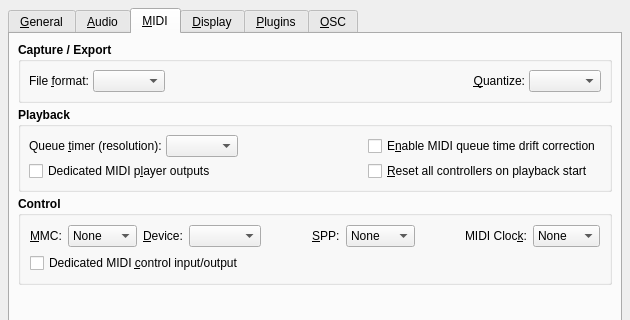
First picture: the form in src/qtractorOptionsForm.ui, repository rncbc/qtractor, before the edit; both pictures show x 0 to 630 and y 0 to 320 of the 630 by 546 pixel window.
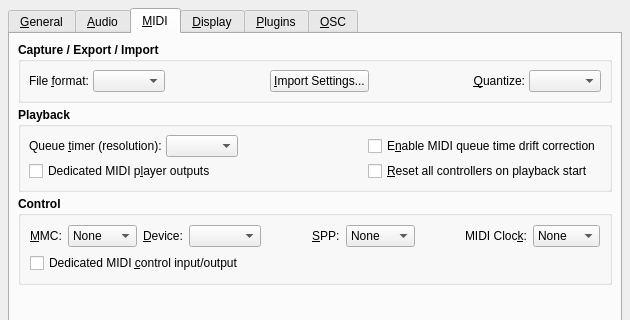
Second picture: the form after the edit. The open tabs and pages were chosen to show the change. Icons and pictures are not drawn. Custom widgets are drawn as their Qt base class.

Patch:
```diff
--- a/src/qtractorOptionsForm.ui
+++ b/src/qtractorOptionsForm.ui
@@ -1810,7 +1810,7 @@
           </font>
          </property>
          <property name="title">
-          <string>Capture / Export</string>
+          <string>Capture / Export / Import</string>
          </property>
          <property name="flat">
           <bool>true</bool>
@@ -1859,6 +1859,38 @@
            </spacer>
           </item>
           <item row="0" column="4">
+           <widget class="QPushButton" name="MidiImportPushButton">
+            <property name="font">
+             <font>
+              <weight>50</weight>
+              <bold>false</bold>
+             </font>
+            </property>
+            <property name="toolTip">
+             <string>Change defaults for MIDI import</string>
+            </property>
+            <property name="text">
+             <string>&amp;Import Settings...</string>
+            </property>
+            <property name="autoDefault">
+             <bool>false</bool>
+            </property>
+           </widget>
+          </item>
+          <item row="0" column="5">
+           <spacer>
+            <property name="orientation">
+             <enum>Qt::Horizontal</enum>
+            </property>
+            <property name="sizeHint">
+1             <size>
+              <width>20</width>
+              <height>20</height>
+             </size>
+            </property>
+           </spacer>
+          </item>
+          <item row="0" column="6">
            <widget class="QLabel" name="MidiCaptureQuantizeTextLabel">
             <property name="font">
              <font>
@@ -1877,7 +1909,7 @@
             </property>
            </widget>
           </item>
-          <item row="0" column="5">
+          <item row="0" column="7">
            <widget class="QComboBox" name="MidiCaptureQuantizeComboBox">
             <property name="maximumSize">
              <size>
```
Left out of the diff: 1 changed line with no effect on the pictures.
